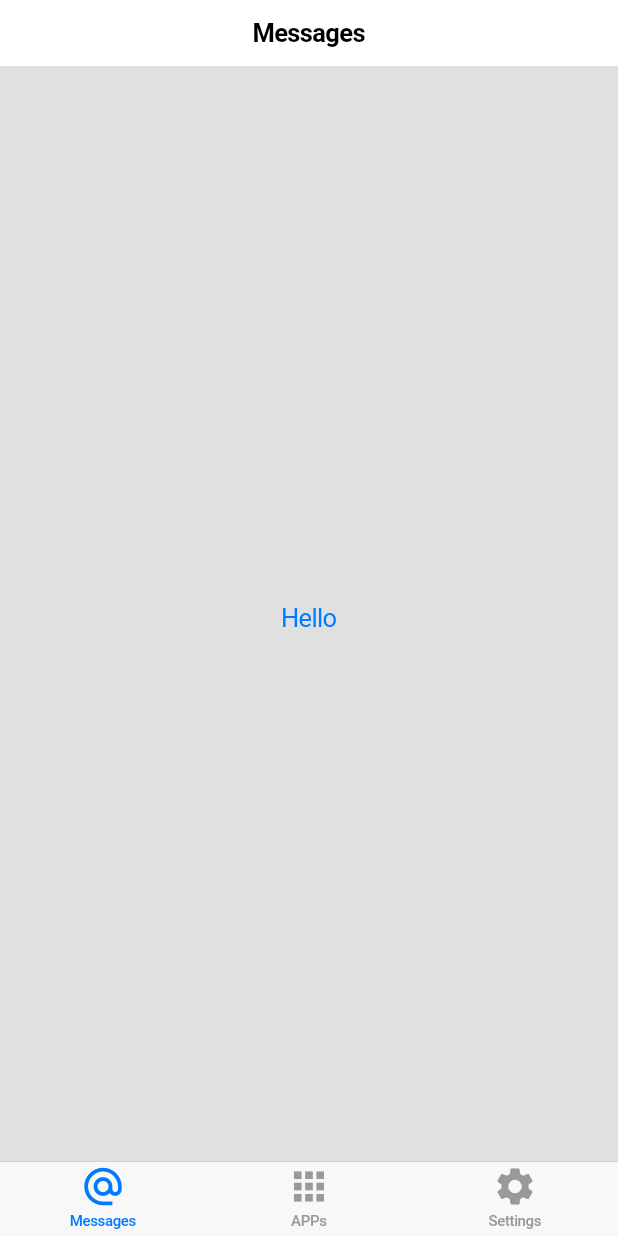
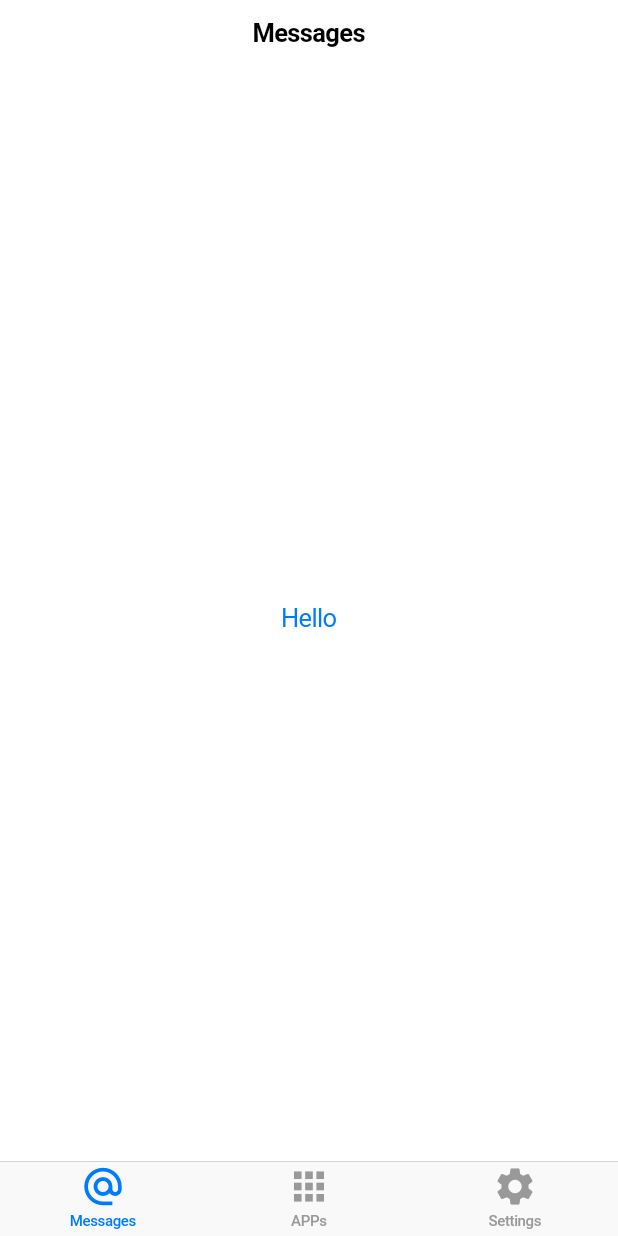
Before and after one commit to zenoven/zivi, a Flutter app: the screen it shows after launch, on a phone screen of 412 x 824 dp. Run offline on Flutter 3.47's test engine with Material 2 defaults, Android fonts, the phone set to English and light mode, and no system bars; our stand-ins replace flutter_svg.

Commit message:
fix: remove 多余的 CupertinoPageScaffold 嵌套

```diff
--- a/lib/screen/messages.dart
+++ b/lib/screen/messages.dart
@@ -5,9 +5,7 @@ import 'package:zivi/config.dart';
 class Messages extends StatelessWidget {
   @override
   Widget build(BuildContext buildContext) {
-    return CupertinoPageScaffold(
-      backgroundColor: Colors.black12,
-      child: Center(
+    return Center(
       child: CupertinoButton(
         child: const Text('Hello'),
         onPressed: () {
@@ -45,7 +43,6 @@ class Messages extends StatelessWidget {
           );
         },
       ),
-      ),
     );
   }
 }
```
Lines whose indentation alone changed are shown as unchanged.
